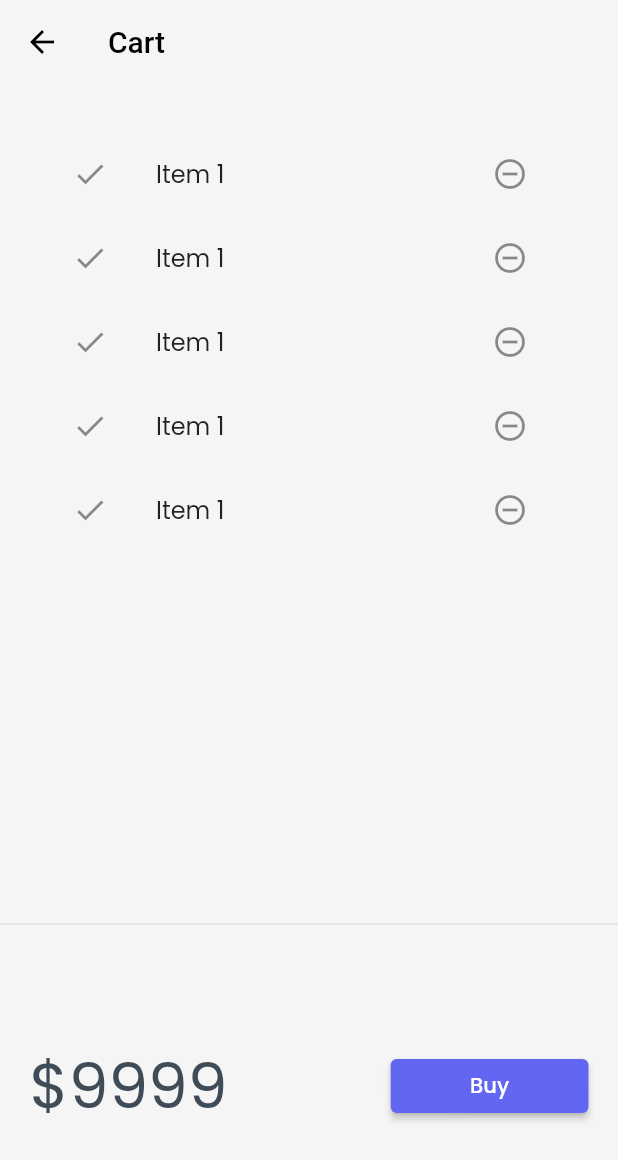
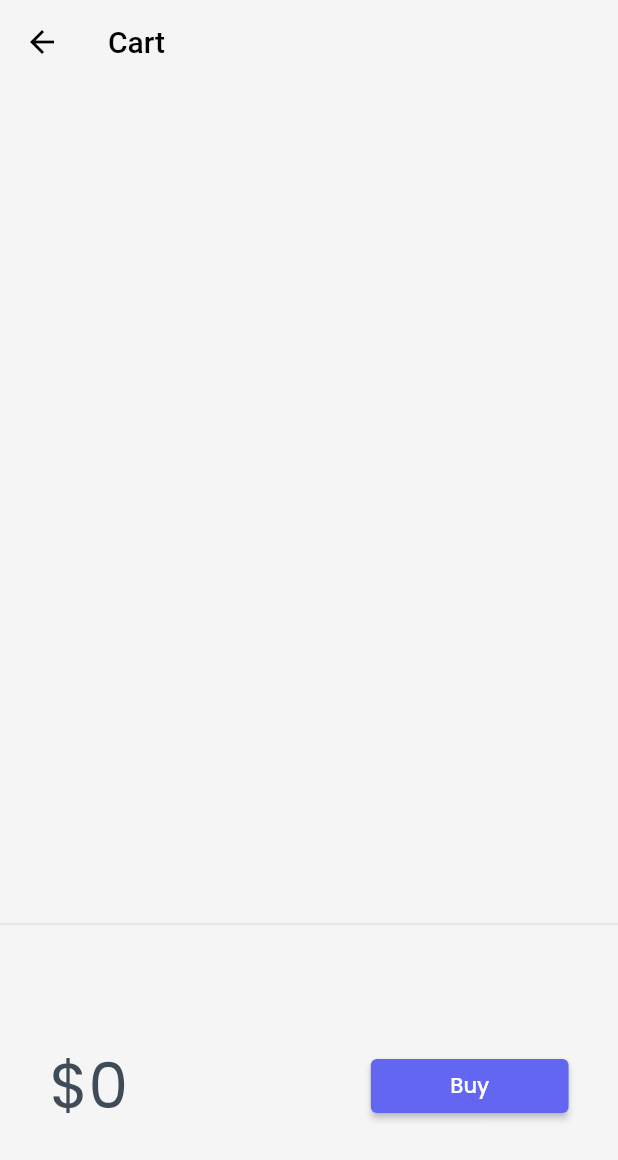
Before and after one commit to oyefalak/28DaysOfFlutter, a Flutter app: the CartPage screen opened by its route, on a phone screen of 412 x 824 dp. Shown: the top 1160 px of the screen. Run offline on Flutter 3.47's test engine with Material 2 defaults, Android fonts, the phone set to English and light mode, and no system bars; our stand-ins replace google_fonts, velocity_x; network calls fail.

Commit message:
Add To Cart Functionality done

```diff
--- a/lib/models/cart.dart
+++ b/lib/models/cart.dart
@@ -1,6 +1,13 @@
 import 'package:my_first_app/models/catalog.dart';
 
 class CartModel{
+
+  static final cartModel = CartModel._internal();
+
+  CartModel._internal();
+  factory CartModel() => cartModel;
+
+
   //catalog filed
   late CatalogModel _catalog;
 
@@ -17,16 +24,19 @@ class CartModel{
   //Get items in the cart
   List<Item> get items => _itemIds.map((id) => _catalog.getById(id)).toList();
 
-  //Get total price
-  num get totalPrice => items.fold(0, (total, current) => current.price);
+  // Get total price
+  num get totalPrice =>
+      items.fold(0, (total, current) => total + current.price);
 
-  //Add Item
-  void add(Item item){
+  // Add Item
+
+  void add(Item item) {
     _itemIds.add(item.id);
   }
 
-  //Remove Item
-  void remove(Item item){
+  // Remove Item
+
+  void remove(Item item) {
     _itemIds.remove(item.id);
   }
 }
--- a/lib/models/catalog.dart
+++ b/lib/models/catalog.dart
@@ -2,6 +2,12 @@
 import 'dart:convert';
 
 class CatalogModel{
+
+  static final catModel = CatalogModel._internal();
+
+  CatalogModel._internal();
+  factory CatalogModel() => catModel;
+
   static List<Item> items =[];
 
 
--- a/lib/pages/cart_page.dart
+++ b/lib/pages/cart_page.dart
@@ -1,4 +1,5 @@
 import 'package:flutter/material.dart';
+import 'package:my_first_app/models/cart.dart';
 import 'package:my_first_app/widgets/themes.dart';
 import 'package:velocity_x/velocity_x.dart';
 
@@ -28,12 +29,13 @@ class _CartTotal extends StatelessWidget {
 
   @override
   Widget build(BuildContext context) {
+    final _cart = CartModel();
     return SizedBox(
       height: 200,
       child: Row(
         mainAxisAlignment: MainAxisAlignment.spaceAround,
         children: [
-        "\$9999".text.xl5.color(context.theme.accentColor).make(),
+        "\$${_cart.totalPrice}".text.xl5.color(context.theme.accentColor).make(),
         30.widthBox,
         ElevatedButton(
             onPressed: () {
@@ -60,17 +62,18 @@ class _CartList extends StatefulWidget {
 }
 
 class _CartListState extends State<_CartList> {
+  final _cart = CartModel();
   @override
   Widget build(BuildContext context) {
     return ListView.builder(
-      itemCount: 5,
+      itemCount: _cart.items?.length,
         itemBuilder: (context,index) => ListTile(
           leading: Icon(Icons.done),
           trailing: IconButton(
               icon: Icon(Icons.remove_circle_outline),
             onPressed: () {  },
         ),
-          title: "Item 1".text.make(),
+          title: _cart.items[index].name.text.make(),
     ),
     );
   }
```
Also changed, not shown: lib/widgets/home_widgets/catalog_list.dart (+40 -14 lines).
